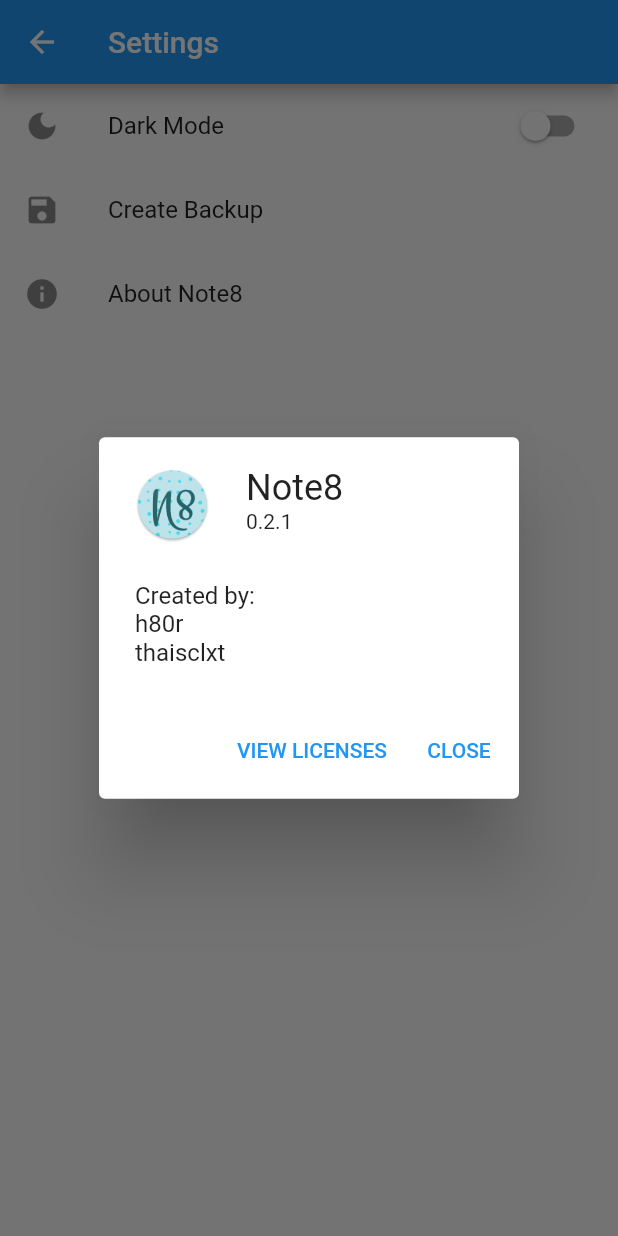
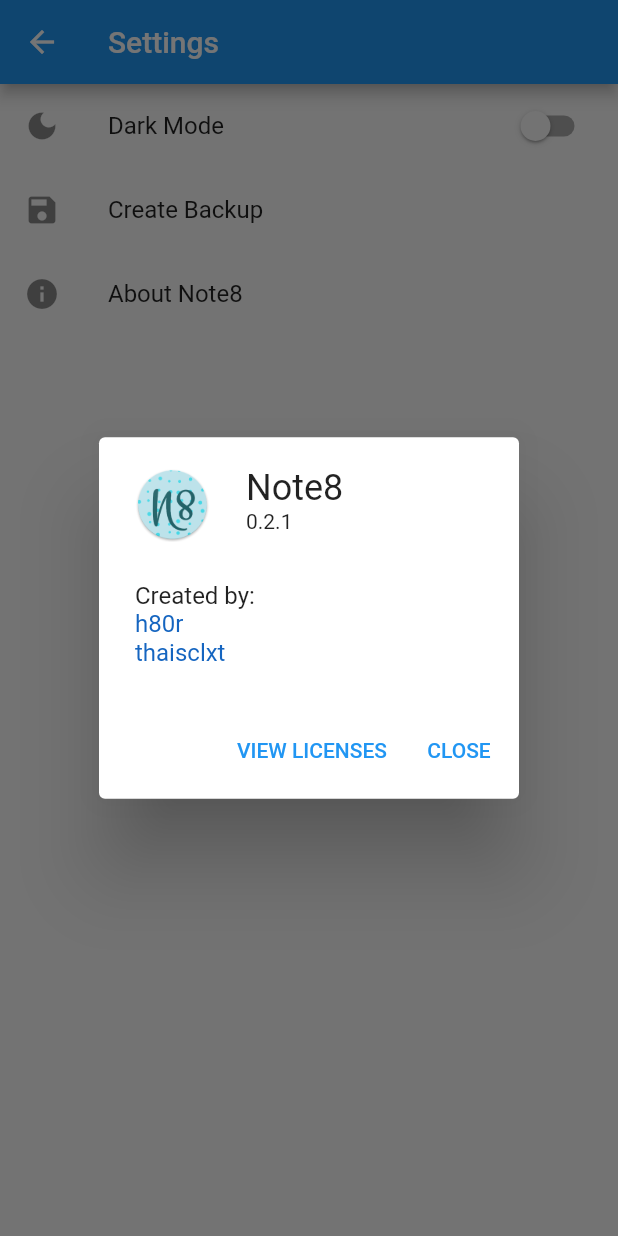
Before and after one commit to h80r/note8, a Flutter app: the SettingsCanvas screen opened by its route, after a tap on an icon or button, on a phone screen of 412 x 824 dp. Run offline on Flutter 3.47's test engine with Material 2 defaults, Android fonts, the phone set to English and light mode, and no system bars; our stand-ins replace hive, hooks_riverpod, nanoid; accounts and stored records are empty.

Commit message:
Create clickable LinkText

```diff
--- /dev/null
+++ b/lib/canvas/components/link_text.dart
@@ -0,0 +1,25 @@
+import 'package:flutter/material.dart';
+import 'package:url_launcher/url_launcher.dart';
+
+class LinkText extends StatelessWidget {
+  const LinkText({
+    Key? key,
+    required this.child,
+    required this.url,
+  }) : super(key: key);
+
+  final Text child;
+  final String url;
+
+  @override
+  Widget build(BuildContext context) {
+    return InkWell(
+      onTap: () => launch(url),
+      child: Text(
+        child.data ?? '',
+        style: child.style?.copyWith(color: Colors.blue[800]) ??
+            TextStyle(color: Colors.blue[800]),
+      ),
+    );
+  }
+}
--- a/lib/canvas/settings.dart
+++ b/lib/canvas/settings.dart
@@ -2,6 +2,8 @@ import 'package:flutter/material.dart';
 import 'package:hooks_riverpod/hooks_riverpod.dart';
 
 import 'package:note8/provider/settings.dart';
+
+import 'components/link_text.dart';
 
 class SettingsCanvas extends ConsumerWidget {
   const SettingsCanvas({Key? key}) : super(key: key);
@@ -37,8 +39,11 @@ class SettingsCanvas extends ConsumerWidget {
             applicationVersion: '0.2.1',
             aboutBoxChildren: const [
               Text('Created by:'),
-              Text('h80r'),
-              Text('thaisclxt'),
+              LinkText(child: Text('h80r'), url: 'https://github.com/h80r/'),
+              LinkText(
+                child: Text('thaisclxt'),
+                url: 'https://github.com/thaisclxt',
+              ),
             ],
           ),
         ],
--- a/pubspec.yaml
+++ b/pubspec.yaml
@@ -15,7 +15,7 @@ publish_to: 'none' # Remove this line if you wish to publish to pub.dev
 # In iOS, build-name is used as CFBundleShortVersionString while build-number used as CFBundleVersion.
 # Read more about iOS versioning at
 # https://developer.apple.com/library/archive/documentation/General/Reference/InfoPlistKeyReference/Articles/CoreFoundationKeys.html
-version: 0.2.4+12
+version: 0.3.0+13
 
 environment:
   sdk: ">=2.15.1 <3.0.0"
@@ -43,6 +43,7 @@ dependencies:
   nanoid: ^1.0.0
   logger: ^1.1.0
   flutter_launcher_icons: ^0.9.2
+  url_launcher: ^6.0.18
 
 dev_dependencies:
   flutter_test:
```
Also changed, not shown: pubspec.lock, 2 other files.
